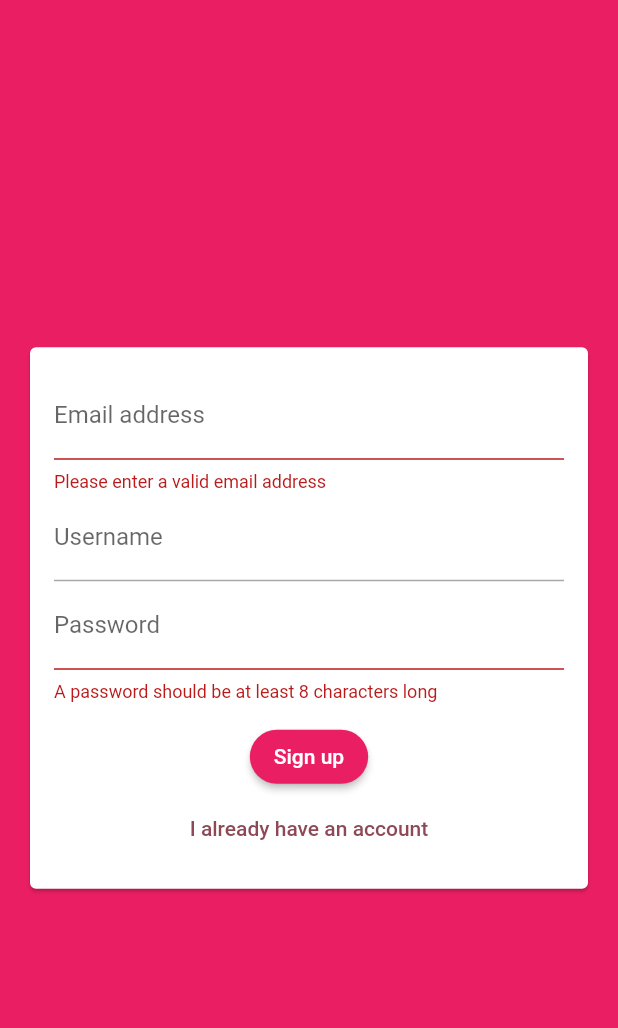
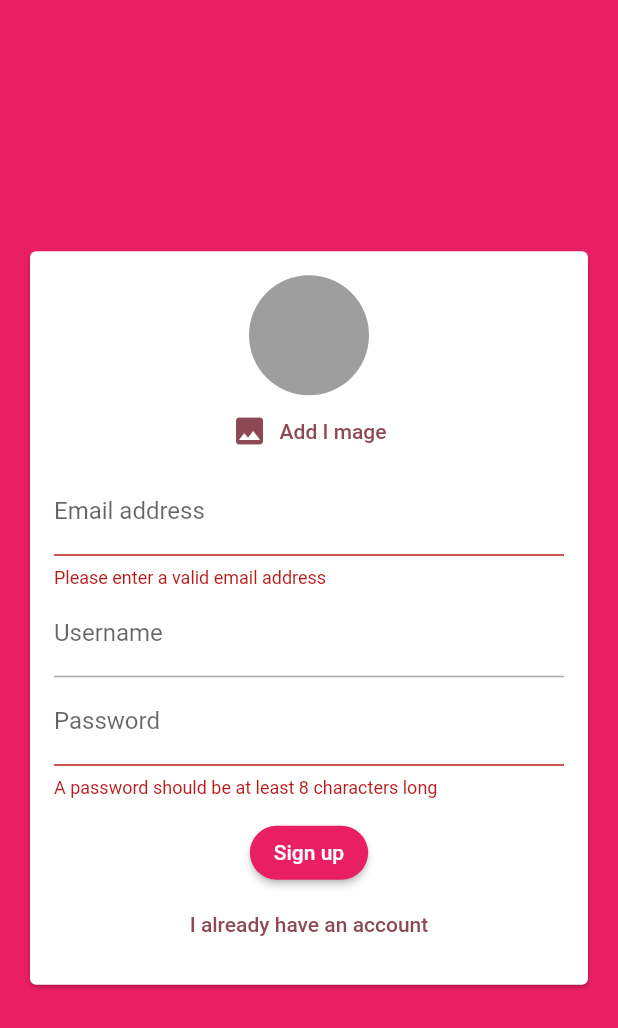
Before and after one commit to lutsenko-yuriy/flutter_chat, a Flutter app: the screen it shows after launch, after a tap on "Login", after a tap on "Create a new account", on a phone screen of 412 x 824 dp. Shown: the top 1028 px of the screen. Run offline on Flutter 3.47's test engine with Material 2 defaults, Android fonts, the phone set to English and light mode, and no system bars; our stand-ins replace cloud_firestore, firebase_auth, firebase_core, image_picker; accounts and stored records are empty.

```diff
--- a/lib/widgets/auth/auth_form.dart
+++ b/lib/widgets/auth/auth_form.dart
@@ -1,4 +1,5 @@
 import 'package:flutter/material.dart';
+import 'package:flutter_chat/widgets/pickers/user_image_picker.dart';
 
 class AuthForm extends StatefulWidget {
   final Function(String email, String password, String username, bool signup)
@@ -53,6 +54,8 @@ class _AuthFormState extends State<AuthForm> {
             child: Column(
               mainAxisSize: MainAxisSize.min,
               children: [
+                if (_signupMode)
+                  UserImagePicker(key: ValueKey("avatar")),
                 TextFormField(
                   key: const ValueKey("email"),
                   validator: (value) =>
--- /dev/null
+++ b/lib/widgets/pickers/user_image_picker.dart
@@ -0,0 +1,46 @@
+import 'dart:io';
+
+import 'package:flutter/material.dart';
+import 'package:image_picker/image_picker.dart';
+
+class UserImagePicker extends StatefulWidget {
+  const UserImagePicker({Key? key}) : super(key: key);
+
+  @override
+  State<UserImagePicker> createState() => _UserImagePickerState();
+}
+
+class _UserImagePickerState extends State<UserImagePicker> {
+  final _imagePicker = ImagePicker();
+
+  File? _pickedImage;
+
+  Future<void> _pickImage() async {
+    final pickedImage =
+        await _imagePicker.pickImage(source: ImageSource.camera);
+    if (pickedImage?.path == null) {
+      return;
+    }
+
+    setState(() {
+      _pickedImage = File(pickedImage!.path);
+    });
+  }
+
+  @override
+  Widget build(BuildContext context) {
+    return Column(
+      children: [
+        CircleAvatar(
+          radius: 40,
+          backgroundColor: Colors.grey,
+          backgroundImage: _pickedImage == null ? null : FileImage(_pickedImage!),
+        ),
+        TextButton.icon(
+            onPressed: _pickImage,
+            icon: const Icon(Icons.image),
+            label: const Text('Add I mage')),
+      ],
+    );
+  }
+}
--- a/pubspec.yaml
+++ b/pubspec.yaml
@@ -42,6 +42,7 @@ dependencies:
   cloud_functions: ^3.3.7
   cloud_firestore: ^3.4.8
   firebase_messaging: ^13.0.2
+  image_picker: ^0.8.5+3
 
 dev_dependencies:
   flutter_test:
```
Also changed, not shown: pubspec.lock, 2 other files.
